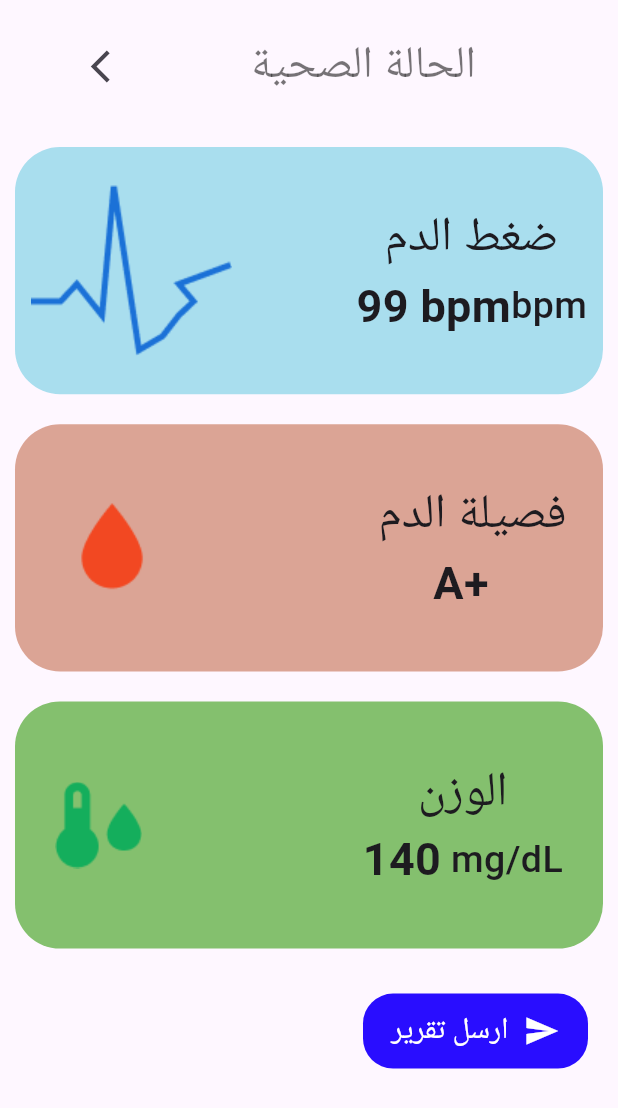
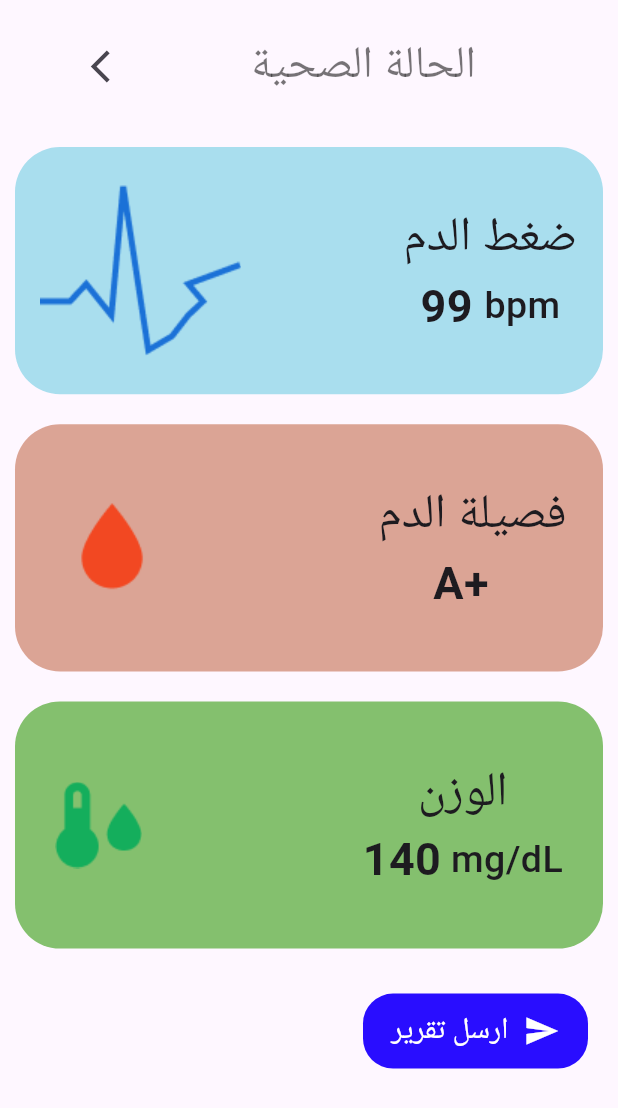
Before and after one commit to ahmedas3d/Elderly-Care-App, a Flutter app: the Carestate screen opened directly, on a phone screen of 412 x 824 dp. Shown: the top 1108 px of the screen. Run offline on Flutter 3.47's test engine with Material 3 defaults, Android fonts, the phone set to English and light mode, and no system bars; our stand-ins replace flutter_svg, font_awesome_flutter, persistent_bottom_nav_bar_v2; Roboto replaces fonts that are missing (tajawal).

Commit message:
update custom card widget to display heart rate without unit

```diff
--- a/lib/carestate/screens/carestate.dart
+++ b/lib/carestate/screens/carestate.dart
@@ -53,7 +53,7 @@ class Carestate extends StatelessWidget {
             customCardWidget(
                 title: "ضغط الدم",
                 image: "assets/images/Vector 1.png",
-                value: "99 bpm",
+                value: "99 ",
                 measure: "bpm",
                 color: Color.fromARGB(137, 95, 200, 223).value),
             const customCardWidget(
```
